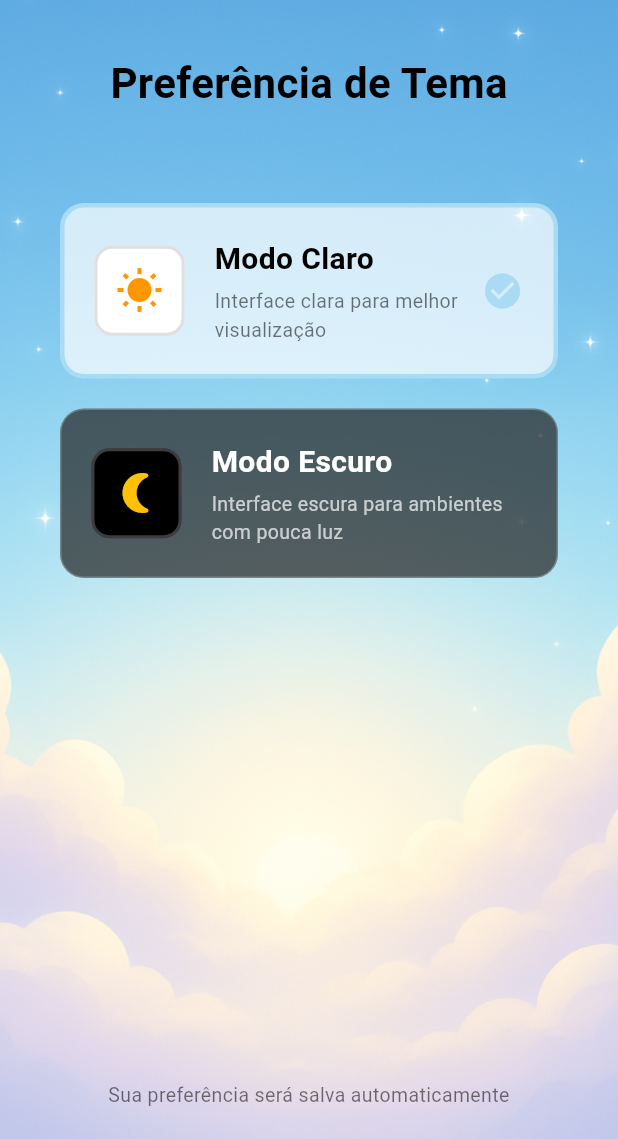
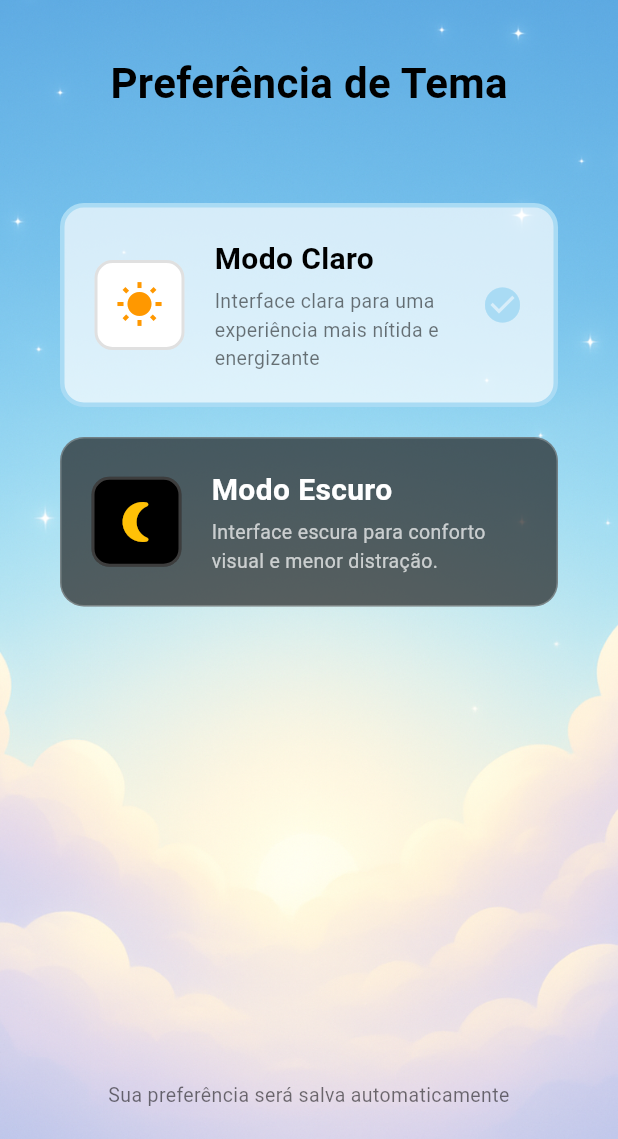
Before and after one commit to R4f0so/bluflix, a Flutter app: the TemaConfigScreen screen opened directly, on a phone screen of 412 x 824 dp, the part 97-1236 px from its top. Run offline on Flutter 3.47's test engine with Material 3 defaults, Android fonts, the phone set to English and light mode, and no system bars; our stand-ins replace cloud_firestore, firebase_auth, firebase_core, go_router, shared_preferences; accounts and stored records are empty.

Commit message:
Mudança na descrição dos temas Claro/Escuro

```diff
--- a/lib/tema_config.dart
+++ b/lib/tema_config.dart
@@ -168,8 +168,8 @@ class TemaConfigScreen extends StatelessWidget {
                   const SizedBox(height: 4),
                   Text(
                     isDark
-                        ? 'Interface escura para ambientes com pouca luz'
-                        : 'Interface clara para melhor visualização',
+                        ? 'Interface escura para conforto visual e menor distração.'
+                        : 'Interface clara para uma experiência mais nítida e energizante',
                     style: TextStyle(
                       color: isDark ? Colors.white70 : Colors.black54,
                       fontSize: 13,
```
